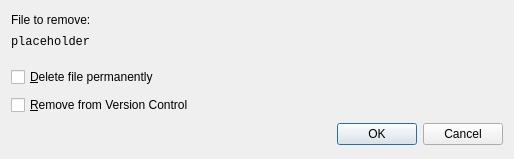
qt-creator/qt-creator, file src/libs/utils/removefiledialog.ui: the form before one commit.
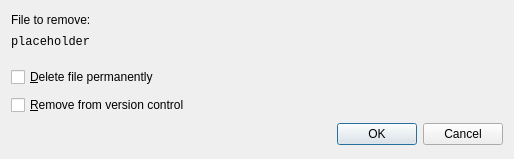
The form after the commit.

Commit message: Utils: Fix UI text

What changed in the file:
```diff
--- a/src/libs/utils/removefiledialog.ui
+++ b/src/libs/utils/removefiledialog.ui
@@ -80,7 +80,7 @@
    <item>
     <widget class="QCheckBox" name="removeVCCheckBox">
      <property name="text">
-      <string>&amp;Remove from Version Control</string>
+      <string>&amp;Remove from version control</string>
      </property>
     </widget>
    </item>
```
The commit also changes 1 other file.
